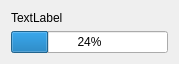
Above: tray/bar.ui from kubanecxxx/kstlinkGui before the change. Below: the same form after it.
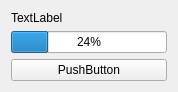
That is the form after the change.

Diff of the .ui file:
```diff
--- a/tray/bar.ui
+++ b/tray/bar.ui
@@ -6,8 +6,8 @@
    <rect>
     <x>0</x>
     <y>0</y>
-    <width>179</width>
-    <height>61</height>
+    <width>178</width>
+    <height>83</height>
    </rect>
   </property>
   <property name="windowTitle">
@@ -28,6 +28,13 @@
      </property>
     </widget>
    </item>
+   <item>
+    <widget class="QPushButton" name="pushButton">
+     <property name="text">
+      <string>PushButton</string>
+     </property>
+    </widget>
+   </item>
   </layout>
  </widget>
  <resources/>
```
